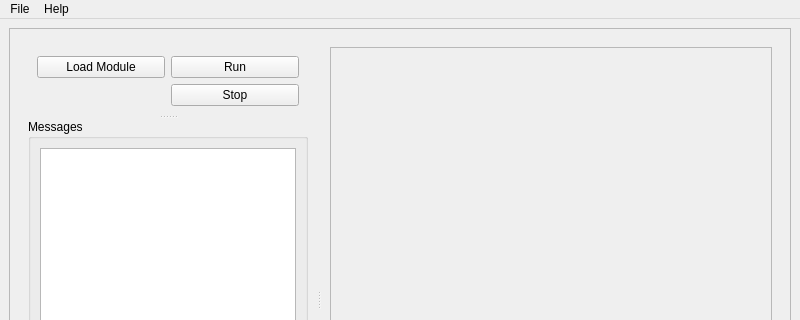
Old version of the form app/ui/mainwindow.ui in the repository bytemarx/exaplot; both pictures show x 0 to 800 and y 0 to 320 of the 800 by 600 pixel window.
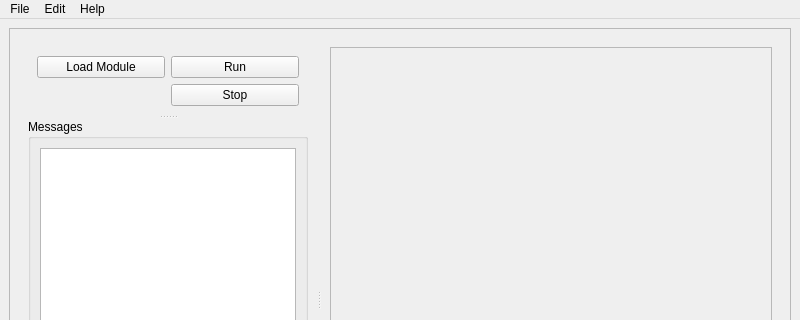
New version of the form.

Patch:
```diff
--- a/app/ui/mainwindow.ui
+++ b/app/ui/mainwindow.ui
@@ -177,7 +177,14 @@
     </property>
     <addaction name="actionAbout"/>
    </widget>
+   <widget class="QMenu" name="menuEdit">
+    <property name="title">
+     <string>Edit</string>
+    </property>
+    <addaction name="actionPlotEditor"/>
+   </widget>
    <addaction name="menuFile"/>
+   <addaction name="menuEdit"/>
    <addaction name="menuHelp"/>
   </widget>
   <widget class="QStatusBar" name="statusbar"/>
```
Left out of the diff: 5 changed lines with no effect on the pictures.
